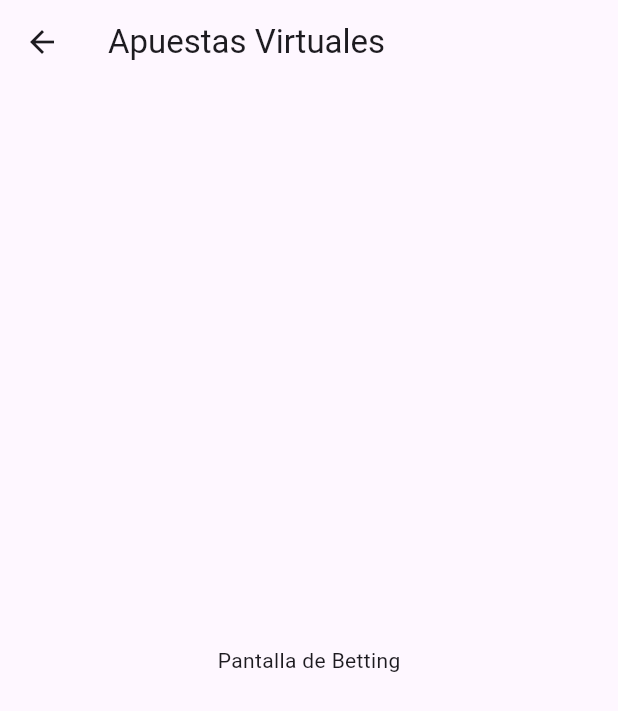
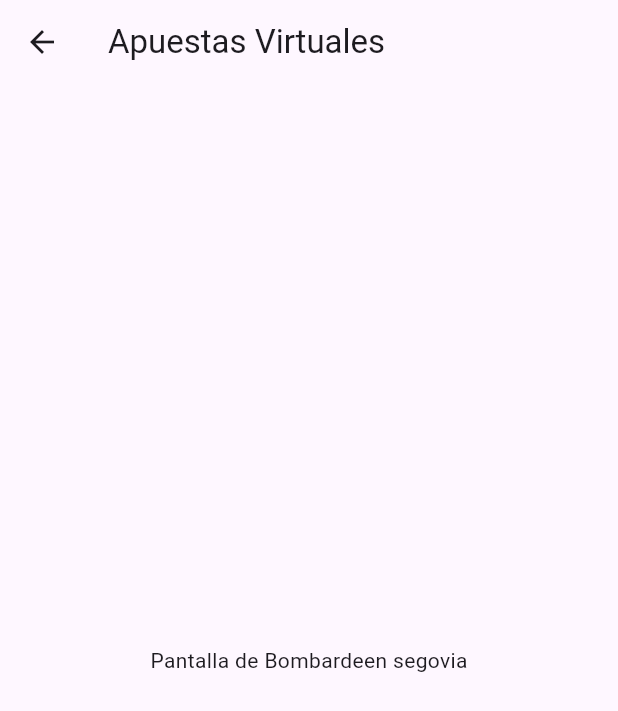
Before and after one commit to ELOWIS37/BetAmigo, a Flutter app: the BettingWidget screen opened directly, on a phone screen of 412 x 824 dp. Shown: the top 711 px of the screen. Run offline on Flutter 3.47's test engine with Material 3 defaults, Android fonts, the phone set to English and light mode, and no system bars.

Commit message:
commit prueva dani

```diff
--- a/lib/Widgets/BettingWidget.dart
+++ b/lib/Widgets/BettingWidget.dart
@@ -8,7 +8,7 @@ class BettingWidget extends StatelessWidget {
         title: Text('Apuestas Virtuales'),
       ),
       body: Center(
-        child: Text('Pantalla de Betting'),
+        child: Text('Pantalla de Bombardeen segovia'),
       ),
     );
   }
```
